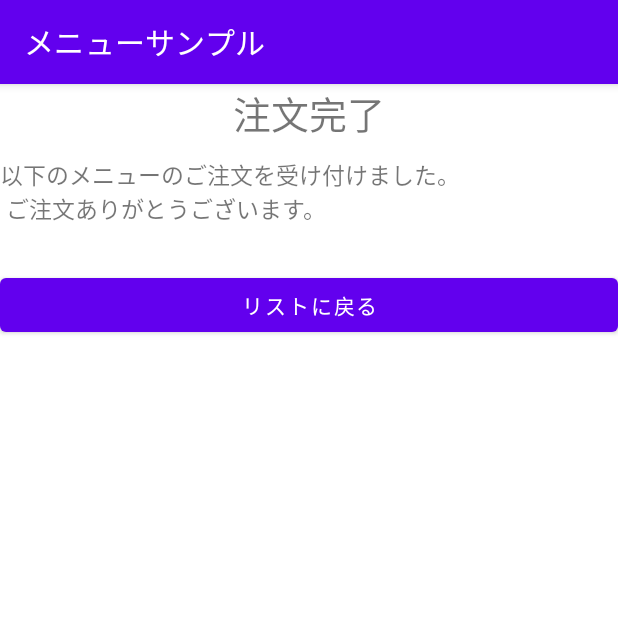
After one commit to TakashiSasaki/android-2021, an Android app: the MenuThanksActivity screen opened directly, with no data from a screen before it, on a phone screen of 412 x 824 dp, the top half of it. The commit adds this screen. Run offline under Robolectric (Android 15) with nearby library versions, the phone set to English and light mode, and no system bars.

Commit message:
copied lines from IntentSample

```diff
--- a/MenuSample/app/src/main/AndroidManifest.xml
+++ b/MenuSample/app/src/main/AndroidManifest.xml
@@ -9,6 +9,7 @@
         android:roundIcon="@mipmap/ic_launcher_round"
         android:supportsRtl="true"
         android:theme="@style/Theme.MenuSample">
+        <activity android:name=".MenuThanksActivity"></activity>
         <activity android:name=".MainActivity">
             <intent-filter>
                 <action android:name="android.intent.action.MAIN" />
--- /dev/null
+++ b/MenuSample/app/src/main/java/jp/ac/kawahara/t_sasaki/menusample/MenuThanksActivity.kt
@@ -0,0 +1,24 @@
+package jp.ac.kawahara.t_sasaki.menusample
+
+import androidx.appcompat.app.AppCompatActivity
+import android.os.Bundle
+import android.view.View
+import android.widget.TextView
+
+class MenuThanksActivity : AppCompatActivity() {
+    override fun onCreate(savedInstanceState: Bundle?) {
+        super.onCreate(savedInstanceState)
+        setContentView(R.layout.activity_menu_thanks)
+
+        val name = intent?.getStringExtra("menuName")
+        val price = intent?.getStringExtra("menuPrice")
+
+        findViewById<TextView>(R.id.tvMenuName).text = name
+        findViewById<TextView>(R.id.tvMenuPrice).text = price
+    }//onCreate
+
+    fun onBackButtonClick(view: View){
+        finish()
+    }//onBackButtonClick
+
+}
--- a/MenuSample/app/src/main/res/layout/activity_main.xml
+++ b/MenuSample/app/src/main/res/layout/activity_main.xml
@@ -1,18 +1,5 @@
 <?xml version="1.0" encoding="utf-8"?>
-<androidx.constraintlayout.widget.ConstraintLayout xmlns:android="http://schemas.android.com/apk/res/android"
-    xmlns:app="http://schemas.android.com/apk/res-auto"
-    xmlns:tools="http://schemas.android.com/tools"
+<ListView xmlns:android="http://schemas.android.com/apk/res/android"
+    android:id="@+id/lvMenu"
     android:layout_width="match_parent"
-    android:layout_height="match_parent"
-    tools:context=".MainActivity">
-
-    <TextView
-        android:layout_width="wrap_content"
-        android:layout_height="wrap_content"
-        android:text="Hello World!"
-        app:layout_constraintBottom_toBottomOf="parent"
-        app:layout_constraintLeft_toLeftOf="parent"
-        app:layout_constraintRight_toRightOf="parent"
-        app:layout_constraintTop_toTopOf="parent" />
-
-</androidx.constraintlayout.widget.ConstraintLayout>
+    android:layout_height="match_parent" />
--- /dev/null
+++ b/MenuSample/app/src/main/res/layout/activity_menu_thanks.xml
@@ -0,0 +1,47 @@
+<?xml version="1.0" encoding="utf-8"?>
+<LinearLayout xmlns:android="http://schemas.android.com/apk/res/android"
+    android:layout_width="match_parent"
+    android:layout_height="match_parent"
+    android:orientation="vertical">
+
+    <TextView
+        android:layout_width="match_parent"
+        android:layout_height="wrap_content"
+        android:layout_marginBottom="10dp"
+        android:gravity="center"
+        android:text="@string/tv_thx_title"
+        android:textSize="25sp" />
+
+    <TextView
+        android:layout_width="match_parent"
+        android:layout_height="wrap_content"
+        android:layout_marginBottom="10dp"
+        android:text="@string/tv_thx_desc"
+        android:textSize="15sp" />
+
+    <LinearLayout
+        android:layout_width="match_parent"
+        android:layout_height="wrap_content"
+        android:orientation="horizontal">
+
+        <TextView
+            android:id="@+id/tvMenuName"
+            android:layout_width="0dp"
+            android:layout_height="wrap_content"
+            android:layout_weight="1" />
+
+        <TextView
+            android:id="@+id/tvMenuPrice"
+            android:layout_width="wrap_content"
+            android:layout_height="wrap_content">
+
+        </TextView>
+    </LinearLayout>
+
+    <Button
+        android:id="@+id/button"
+        android:layout_width="match_parent"
+        android:layout_height="wrap_content"
+        android:onClick="onBackButtonClick"
+        android:text="@string/bt_thx_back" />
+</LinearLayout>
```
